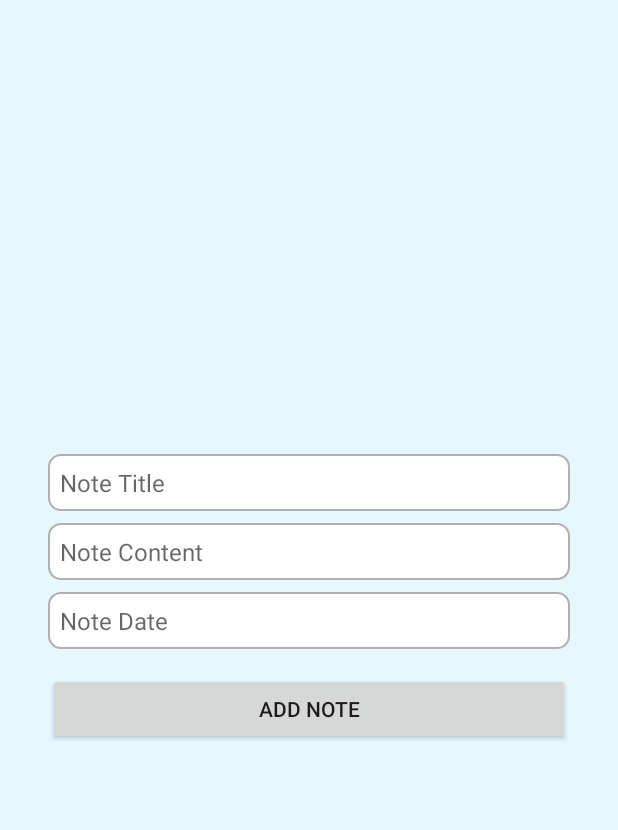
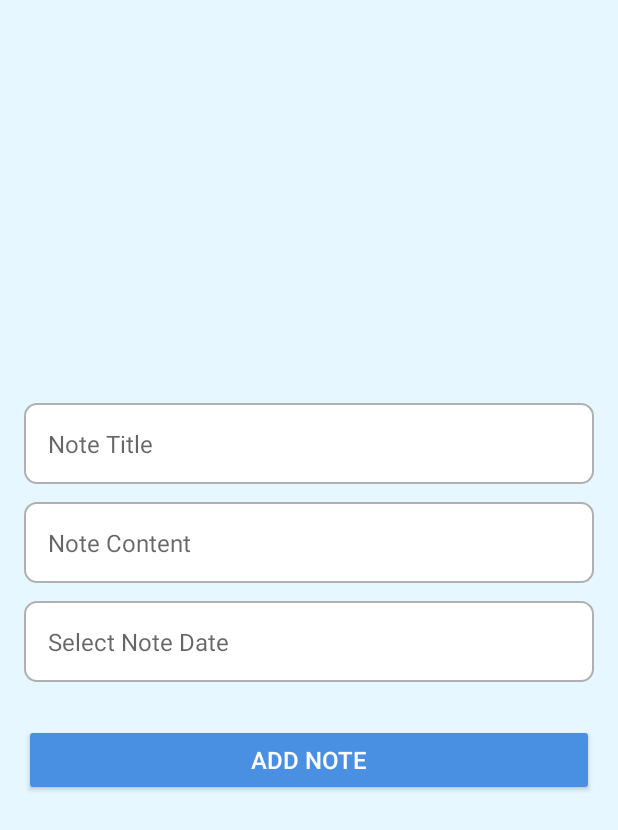
Before and after one commit to jirachi13/Study_Buddy2, an Android app: the NotesActivity screen opened directly, with no data from a screen before it, on a phone screen of 412 x 824 dp. Shown: the top 830 px of the screen. Run offline under Robolectric (Android 15) with nearby library versions, the phone set to English and light mode, and no system bars.

Commit message:
notes middle add task middle pomodoro middle notes blue button

```diff
--- a/app/src/main/res/layout/activity_notes.xml
+++ b/app/src/main/res/layout/activity_notes.xml
@@ -1,60 +1,62 @@
-<RelativeLayout xmlns:android="http://schemas.android.com/apk/res/android"
+<LinearLayout xmlns:android="http://schemas.android.com/apk/res/android"
     android:layout_width="match_parent"
     android:layout_height="match_parent"
+    android:orientation="vertical"
     android:padding="16dp"
+    android:gravity="center"
     android:background="@color/background">
 
-    <LinearLayout
-        android:layout_width="match_parent"
-        android:layout_height="wrap_content"
-        android:layout_centerInParent="true"
-        android:orientation="vertical"
-        android:padding="16dp"
-        android:gravity="center_horizontal">
-
+    <!-- Note Title Input -->
     <EditText
         android:id="@+id/noteTitleInput"
         android:layout_width="match_parent"
         android:layout_height="wrap_content"
         android:hint="Note Title"
-            android:padding="8dp"
+        android:padding="16dp"
         android:background="@drawable/rounded_background"
         android:textSize="16sp"
-            android:layout_marginBottom="8dp" />
+        android:layout_marginBottom="12dp" />
 
+    <!-- Note Content Input -->
     <EditText
         android:id="@+id/noteContentInput"
         android:layout_width="match_parent"
         android:layout_height="wrap_content"
         android:hint="Note Content"
-            android:padding="8dp"
+        android:padding="16dp"
         android:background="@drawable/rounded_background"
         android:textSize="16sp"
-            android:layout_marginBottom="8dp" />
+        android:layout_marginBottom="12dp" />
 
+    <!-- Note Date Input -->
     <TextView
         android:id="@+id/noteDateInput"
         android:layout_width="match_parent"
         android:layout_height="wrap_content"
-            android:hint="Note Date"
-            android:padding="8dp"
+        android:hint="Select Note Date"
+        android:padding="16dp"
         android:background="@drawable/rounded_background"
         android:textSize="16sp"
-            android:layout_marginBottom="16dp" />
+        android:gravity="center_vertical"
+        android:layout_marginBottom="12dp" />
 
+    <!-- Add Note Button -->
     <Button
         android:id="@+id/addNoteButton"
         android:layout_width="match_parent"
         android:layout_height="wrap_content"
         android:text="Add Note"
-            android:layout_marginBottom="24dp" />
-    </LinearLayout>
+        android:padding="12dp"
+        android:backgroundTint="@color/blue"
+        android:textColor="@color/white"
+        android:textSize="16sp"
+        android:layout_marginTop="16dp" />
 
+    <!-- Notes List Container -->
     <ScrollView
         android:layout_width="match_parent"
         android:layout_height="wrap_content"
-        android:layout_alignParentBottom="true"
-        android:layout_marginTop="16dp">
+        android:layout_marginTop="24dp">
 
         <LinearLayout
             android:id="@+id/notesListContainer"
@@ -62,4 +64,4 @@
             android:layout_height="wrap_content"
             android:orientation="vertical" />
     </ScrollView>
-</RelativeLayout>
+</LinearLayout>
```
Lines whose indentation alone changed are shown as unchanged.
